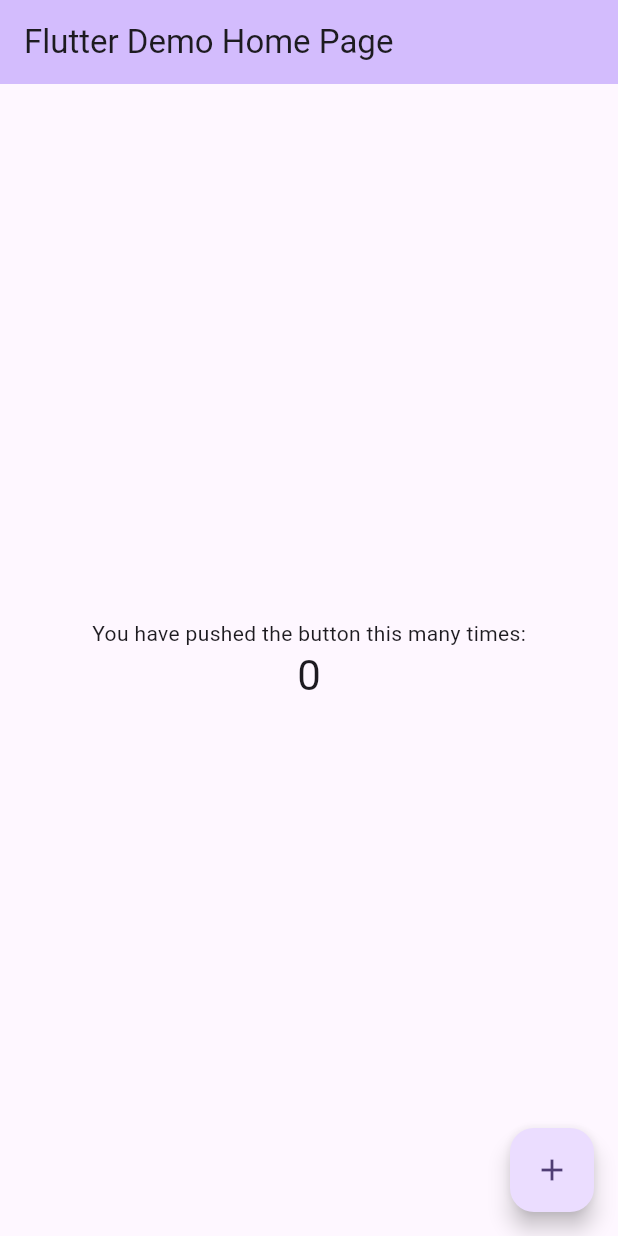
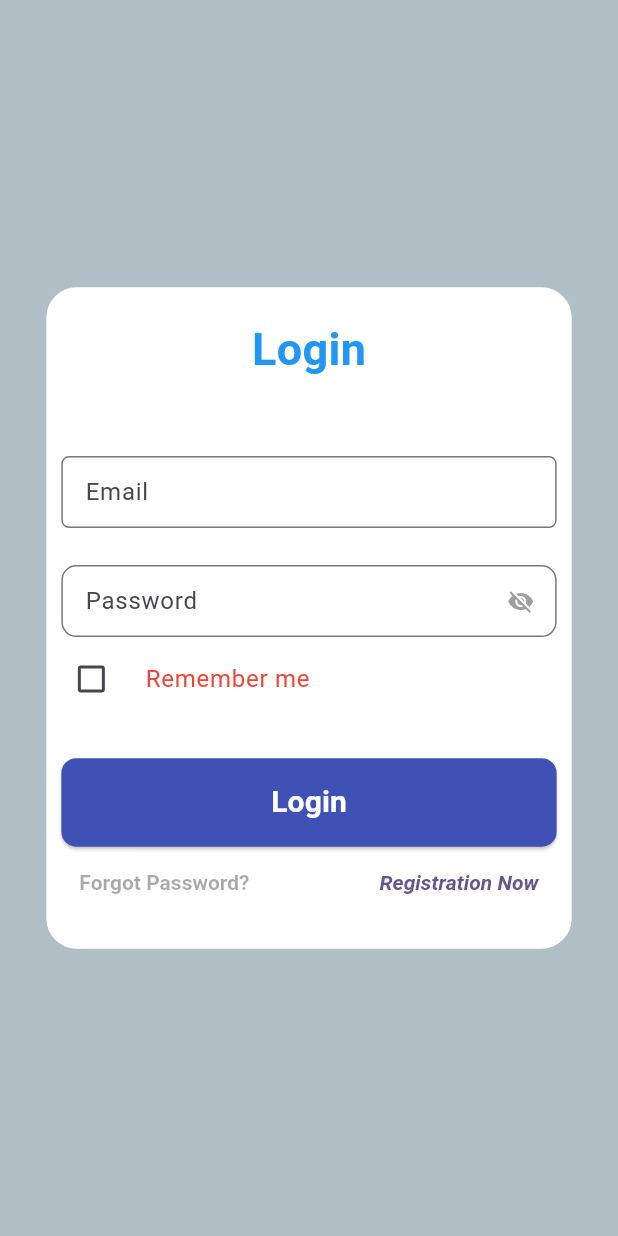
Before and after one commit to mtouseefraza/fluttor_app, a Flutter app: the screen it shows after launch, on a phone screen of 412 x 824 dp. Run offline on Flutter 3.47's test engine with Material 3 defaults, Android fonts, the light colour scheme and no system bars; our stand-ins replace shared_preferences.

Commit message:
login page design and validation

```diff
--- a/lib/main.dart
+++ b/lib/main.dart
@@ -1,4 +1,5 @@
 import 'package:flutter/material.dart';
+import 'package:fluttor_app/screens/login.dart';
 
 void main() {
   runApp(const MyApp());
@@ -6,120 +7,17 @@ void main() {
 
 class MyApp extends StatelessWidget {
   const MyApp({super.key});
-
   // This widget is the root of your application.
   @override
   Widget build(BuildContext context) {
     return MaterialApp(
-      title: 'Flutter Demo',
+      title: 'TA Login App',
+      debugShowCheckedModeBanner: false,
       theme: ThemeData(
-        // This is the theme of your application.
-        //
-        // TRY THIS: Try running your application with "flutter run". You'll see
-        // the application has a purple toolbar. Then, without quitting the app,
-        // try changing the seedColor in the colorScheme below to Colors.green
-        // and then invoke "hot reload" (save your changes or press the "hot
-        // reload" button in a Flutter-supported IDE, or press "r" if you used
-        // the command line to start the app).
-        //
-        // Notice that the counter didn't reset back to zero; the application
-        // state is not lost during the reload. To reset the state, use hot
-        // restart instead.
-        //
-        // This works for code too, not just values: Most code changes can be
-        // tested with just a hot reload.
         colorScheme: ColorScheme.fromSeed(seedColor: Colors.deepPurple),
         useMaterial3: true,
       ),
-      home: const MyHomePage(title: 'Flutter Demo Home Page'),
+      home: const LoginScreen(),
     );
   }
 }
-
-class MyHomePage extends StatefulWidget {
-  const MyHomePage({super.key, required this.title});
-
-  // This widget is the home page of your application. It is stateful, meaning
-  // that it has a State object (defined below) that contains fields that affect
-  // how it looks.
-
-  // This class is the configuration for the state. It holds the values (in this
-  // case the title) provided by the parent (in this case the App widget) and
-  // used by the build method of the State. Fields in a Widget subclass are
-  // always marked "final".
-
-  final String title;
-
-  @override
-  State<MyHomePage> createState() => _MyHomePageState();
-}
-
-class _MyHomePageState extends State<MyHomePage> {
-  int _counter = 0;
-
-  void _incrementCounter() {
-    setState(() {
-      // This call to setState tells the Flutter framework that something has
-      // changed in this State, which causes it to rerun the build method below
-      // so that the display can reflect the updated values. If we changed
-      // _counter without calling setState(), then the build method would not be
-      // called again, and so nothing would appear to happen.
-      _counter++;
-    });
-  }
-
-  @override
-  Widget build(BuildContext context) {
-    // This method is rerun every time setState is called, for instance as done
-    // by the _incrementCounter method above.
-    //
-    // The Flutter framework has been optimized to make rerunning build methods
-    // fast, so that you can just rebuild anything that needs updating rather
-    // than having to individually change instances of widgets.
-    return Scaffold(
-      appBar: AppBar(
-        // TRY THIS: Try changing the color here to a specific color (to
-        // Colors.amber, perhaps?) and trigger a hot reload to see the AppBar
-        // change color while the other colors stay the same.
-        backgroundColor: Theme.of(context).colorScheme.inversePrimary,
-        // Here we take the value from the MyHomePage object that was created by
-        // the App.build method, and use it to set our appbar title.
-        title: Text(widget.title),
-      ),
-      body: Center(
-        // Center is a layout widget. It takes a single child and positions it
-        // in the middle of the parent.
-        child: Column(
-          // Column is also a layout widget. It takes a list of children and
-          // arranges them vertically. By default, it sizes itself to fit its
-          // children horizontally, and tries to be as tall as its parent.
-          //
-          // Column has various properties to control how it sizes itself and
-          // how it positions its children. Here we use mainAxisAlignment to
-          // center the children vertically; the main axis here is the vertical
-          // axis because Columns are vertical (the cross axis would be
-          // horizontal).
-          //
-          // TRY THIS: Invoke "debug painting" (choose the "Toggle Debug Paint"
-          // action in the IDE, or press "p" in the console), to see the
-          // wireframe for each widget.
-          mainAxisAlignment: MainAxisAlignment.center,
-          children: <Widget>[
-            const Text(
-              'You have pushed the button this many times:',
-            ),
-            Text(
-              '$_counter',
-              style: Theme.of(context).textTheme.headlineMedium,
-            ),
-          ],
-        ),
-      ),
-      floatingActionButton: FloatingActionButton(
-        onPressed: _incrementCounter,
-        tooltip: 'Increment',
-        child: const Icon(Icons.add),
-      ), // This trailing comma makes auto-formatting nicer for build methods.
-    );
-  }
-}
--- /dev/null
+++ b/lib/screens/login.dart
@@ -0,0 +1,241 @@
+//import 'dart:ui';
+import 'dart:core';
+import 'dart:convert';
+import 'dart:developer' as developer;
+import 'package:flutter/material.dart';
+import 'package:shared_preferences/shared_preferences.dart';
+import 'package:fluttor_app/utils/validator.dart';
+import 'package:fluttor_app/screens/home.dart';
+
+class LoginScreen extends StatefulWidget {
+  const LoginScreen({Key?key}) : super(key:key);
+
+  @override
+  State<LoginScreen> createState() => _LoginScreenState();
+}
+
+class _LoginScreenState extends State<LoginScreen> {
+
+  final GlobalKey<FormState> _formKey = GlobalKey<FormState>();
+  final TextEditingController email = TextEditingController();
+  final TextEditingController password = TextEditingController();
+
+  bool _showPassword = false;
+  bool _isRembemerMe = false;
+
+
+  Future<void> _loadLoginInfo() async {
+
+    SharedPreferences prefs = await SharedPreferences.getInstance();
+    setState(() {
+      _isRembemerMe = prefs.getBool('_isRembemerMe') ?? false;
+      if (_isRembemerMe) {
+        email.text = prefs.getString('email') ?? '';
+        password.text = prefs.getString('password') ?? '';
+      }
+    });
+  }
+
+
+  Future<void> login() async {
+    if (_formKey.currentState!.validate()) {
+      ScaffoldMessenger.of(context).showSnackBar(SnackBar(
+        content: const Text('Processing Data'),
+        backgroundColor: Colors.green.shade300,
+      ));
+
+      final SharedPreferences prefs = await SharedPreferences.getInstance();
+      await prefs.setBool('_isRembemerMe', _isRembemerMe);
+      await prefs.setString('email', '');
+      await prefs.setString('password', '');
+      dynamic res = {"ErrorCode":null,"data":{'accesstoken':'735754326tfythgfy','name':'touseef'}};
+      if (res['ErrorCode'] == null && res['data']!=null) {
+        await prefs.setString('user', json.encode(res['data']));
+        ScaffoldMessenger.of(context).showSnackBar(SnackBar(
+          content: Text('Login Successful.'),
+          backgroundColor: Colors.green.shade300,
+        ));
+        if (res['ErrorCode'] == null) {
+          if (_isRembemerMe) {
+            await prefs.setString('email', email.text);
+            await prefs.setString('password', password.text);
+          }
+        }
+        Navigator.push(
+            context, MaterialPageRoute(
+              builder: (context) => HomeScreen(),
+            )
+        );
+      }
+    }
+  }
+
+  static Future<bool> getisRembemerMe() async{
+    final SharedPreferences prefs = await SharedPreferences.getInstance();
+    bool value = prefs.getBool('_isRembemerMe') ?? false;
+    return value;
+  }
+
+  @override
+  void initState() {
+    super.initState();
+    _loadLoginInfo();
+    print("=========");
+  }
+
+
+  @override
+  Widget build(BuildContext context) {
+    var size = MediaQuery.of(context).size;
+    print(_isRembemerMe);
+    return Scaffold(
+      backgroundColor: Colors.blueGrey[200],
+      body: Form(
+        key: _formKey,
+        child: Stack(
+          children: [
+            SizedBox(
+              width: size.width,
+              height: size.height,
+              child: Align(
+                alignment: Alignment.center,
+                child: Container(
+                  width: size.width * 0.85,
+                  padding: EdgeInsets.symmetric(horizontal: 10,vertical: 20),
+                  decoration: BoxDecoration(
+                    color:Colors.white,
+                    borderRadius: BorderRadius.circular(20)
+                  ),
+                  child: SingleChildScrollView(
+                    child:   Center(
+                      child: Column(
+                        crossAxisAlignment: CrossAxisAlignment.start,
+                        mainAxisAlignment: MainAxisAlignment.center,
+                        children: [
+                          Center(
+                            child: Text(
+                              'Login',
+                              style: TextStyle(fontSize: 30,fontWeight: FontWeight.bold,color: Colors.blue),
+                            ),
+                          ),
+                          SizedBox(height: size.height * 0.06),
+                          TextFormField(
+                            controller: email,
+                            validator:(value) {
+                              return Validator.validateEmail(value ?? "");
+                            },
+                            decoration: InputDecoration(
+                              hintText: "Email",
+                              isDense: true,
+                              border: OutlineInputBorder(
+                                borderRadius: BorderRadius.circular(5)
+                              )
+                            ),
+                          ),
+                          SizedBox(height: size.height * 0.03),
+                          TextFormField(
+                              controller: password,
+                              validator:(value) {
+                                return Validator.validatePassword(value ?? "");
+                              },
+                              obscureText: _showPassword,
+                              decoration: InputDecoration(
+                                suffixIcon: GestureDetector(
+                                  onTap: (){
+                                    setState(() {
+                                      _showPassword = !_showPassword;
+                                    });
+                                  },
+                                  child: Icon(
+                                    _showPassword
+                                        ? Icons.visibility
+                                        : Icons.visibility_off,
+                                    color: Colors.grey,
+                                  ),
+                                ),
+                                hintText: "Password",
+                                isDense: true,
+                                border: OutlineInputBorder(
+                                  borderRadius: BorderRadius.circular(10),
+                                ),
+                              )
+                          ),
+                          CheckboxListTile(
+                            checkColor: Theme.of(context).primaryColor,
+                            activeColor: Colors.red,
+                            value: _isRembemerMe,
+                            onChanged: (bool? value) {
+                              if(value != null) {
+                                setState(() {
+                                  _isRembemerMe = value;
+                                });
+                              }
+                            },
+                            //value: _isRembemerMe,
+                            title: Text(
+                              "Remember me",
+                              style: TextStyle(color: Colors.red),
+                            ), controlAffinity: ListTileControlAffinity.leading,
+                            contentPadding: EdgeInsets.only(left: 0, top: 0),
+                          ),
+                          SizedBox(height: size.height * 0.03),
+                          Row(
+                            mainAxisAlignment: MainAxisAlignment.center,
+                            children: [
+                              Expanded(
+                                  child: ElevatedButton(
+                                    onPressed: login,
+                                    style: ElevatedButton.styleFrom(
+                                        backgroundColor:Colors.indigo,
+                                        shape: RoundedRectangleBorder(
+                                          borderRadius: BorderRadius.circular(10),
+                                        ),
+                                        padding: EdgeInsets.symmetric(horizontal: 40,vertical:15)
+                                    ),
+                                    child: Text(
+                                      'Login',
+                                      style: TextStyle(
+                                        fontWeight: FontWeight.bold,
+                                        fontSize: 20,
+                                        color: Colors.white
+                                      ),
+                                    ),
+                                  )
+                              ),
+                            ],
+                          ),
+                          Row(
+                            mainAxisAlignment: MainAxisAlignment.spaceBetween,
+                            children: <Widget> [
+                              TextButton(
+                                style: TextButton.styleFrom(
+                                  textStyle: const TextStyle(fontSize: 14,color: Colors.blue,fontWeight: FontWeight.bold),
+                                ),
+                                onPressed: null,
+                                child: const Text('Forgot Password?'),
+                              ),
+                              TextButton(
+                                style: TextButton.styleFrom(
+                                  textStyle: const TextStyle(fontSize: 14,color: Colors.blueGrey,fontWeight: FontWeight.bold,fontStyle: FontStyle.italic),
+                                ),
+                                onPressed: (){
+                                  print('sadasdasdasdasd');
+                                  developer.log("dddd",name:'sssssssss');
+                                },
+                                child: const Text('Registration Now'),
+                              ),
+                            ],
+                          ),
+                        ],
+                      )
+                    ),
+                  ),
+                ),
+              ),
+            )
+          ],
+        ),
+      )
+    );
+  }
+}
--- a/pubspec.yaml
+++ b/pubspec.yaml
@@ -32,9 +32,11 @@ dependencies:
     sdk: flutter
 
 
+
   # The following adds the Cupertino Icons font to your application.
   # Use with the CupertinoIcons class for iOS style icons.
   cupertino_icons: ^1.0.6
+  shared_preferences: ^2.2.3
 
 dev_dependencies:
   flutter_test:
```
Also changed, not shown: lib/screens/home.dart (added, +50 -0 lines), lib/services/shared_preferences_service.dart (added, +47 -0 lines), lib/utils/validator.dart (added, +66 -0 lines), lib/screens/register.dart (added), pubspec.lock, 1 other file.
